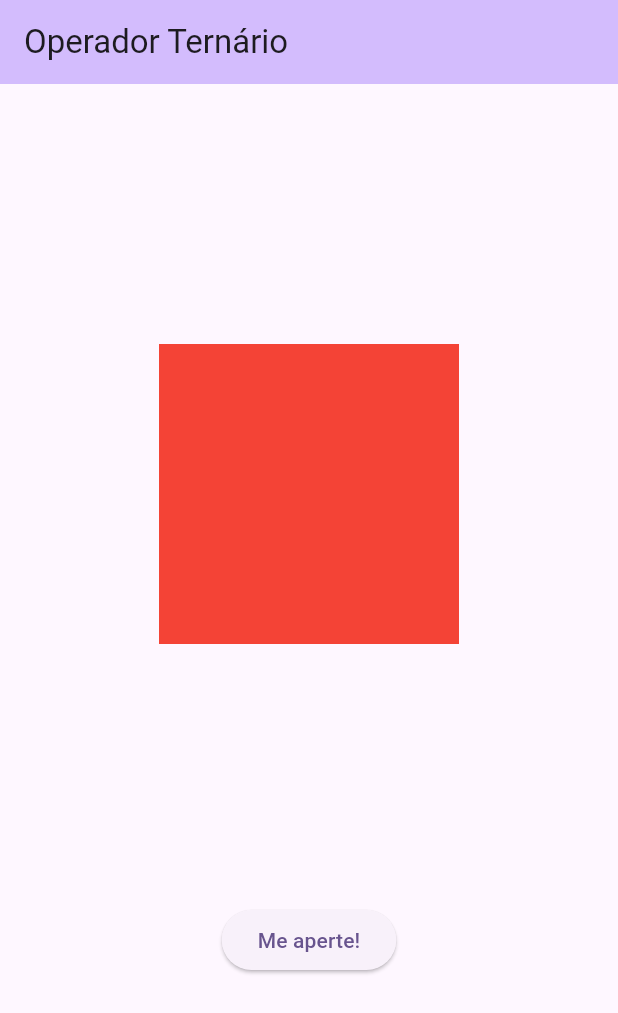
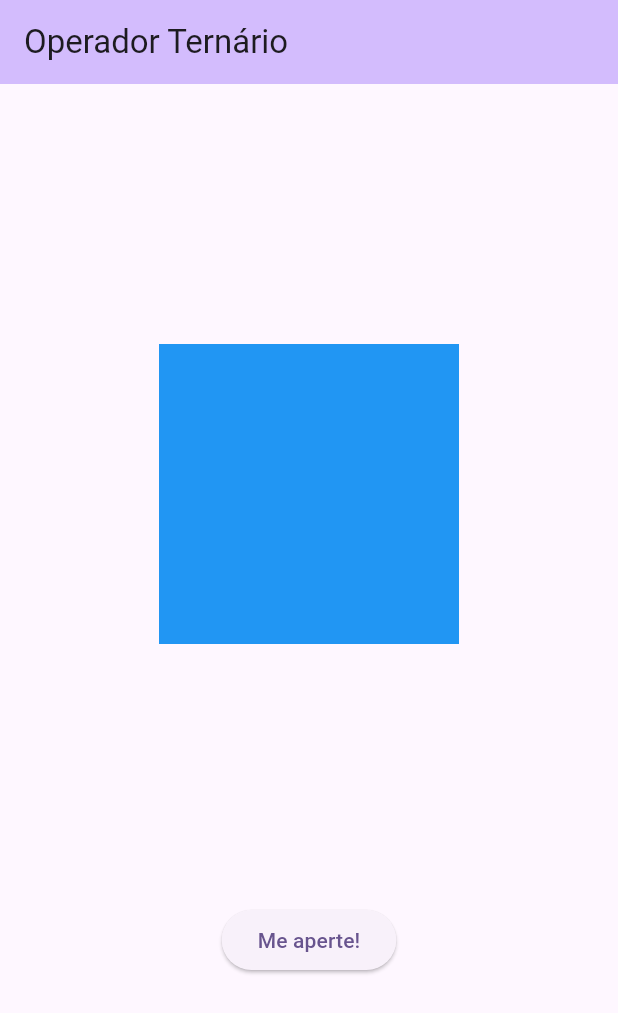
Before and after one commit to thomazrb/flutter_ternary, a Flutter app: the screen it shows after launch, after a tap on "Me aperte!", on a phone screen of 412 x 824 dp. Shown: the top 1013 px of the screen. Run offline on Flutter 3.47's test engine with Material 2 defaults, Android fonts, the light colour scheme and no system bars.

Commit message:
Forma longa de se fazer...

```diff
--- a/lib/pages/home_page.dart
+++ b/lib/pages/home_page.dart
@@ -8,6 +8,15 @@ class HomePage extends StatefulWidget {
 }
 
 class _HomePageState extends State<HomePage> {
+  bool value = false;
+  Color selectedColor() {
+    if (value) {
+      return Colors.blue;
+    } else {
+      return Colors.red;
+    }
+  }
+
   @override
   Widget build(BuildContext context) {
     return Scaffold(
@@ -22,9 +31,16 @@ class _HomePageState extends State<HomePage> {
             Container(
               width: 200,
               height: 200,
-              color: Colors.red,
+              color: selectedColor(),
             ),
-            ElevatedButton(onPressed: () {}, child: const Text('Me aperte!'))
+            ElevatedButton(
+                onPressed: () {
+                  setState(() {
+                    value = !value;
+                    debugPrint(value.toString());
+                  });
+                },
+                child: const Text('Me aperte!'))
           ],
         ),
       ),
```
